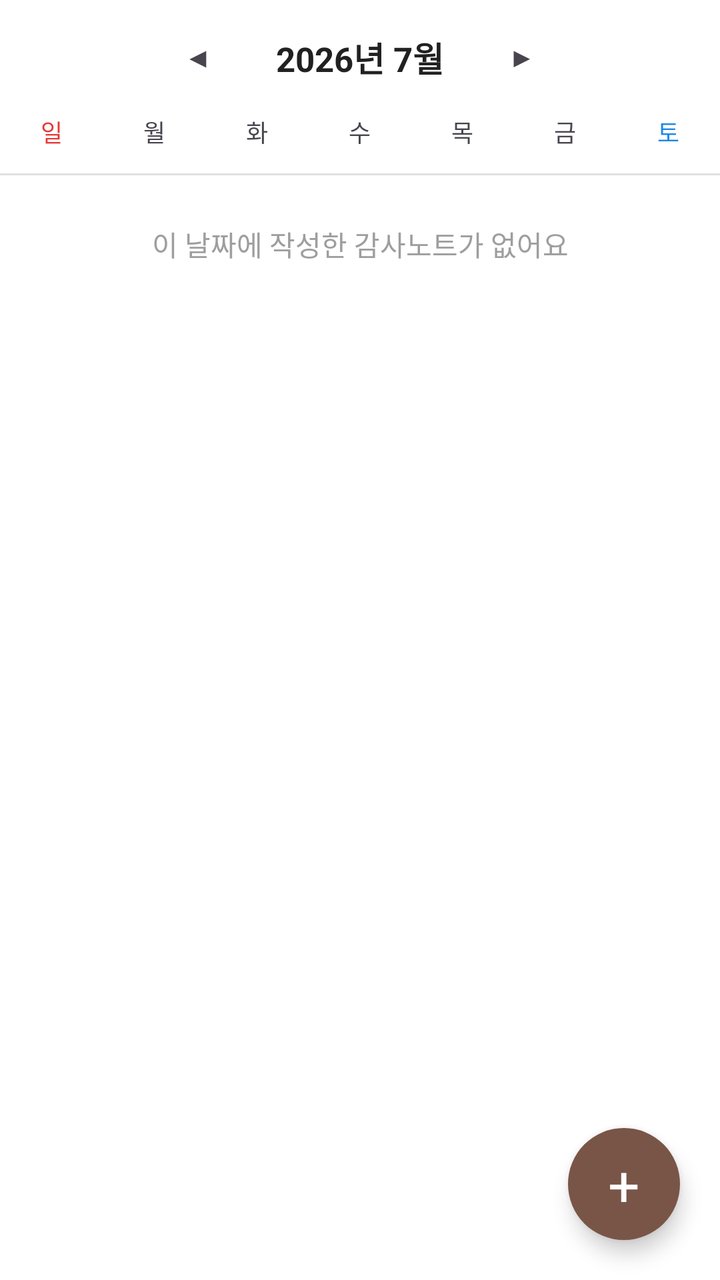
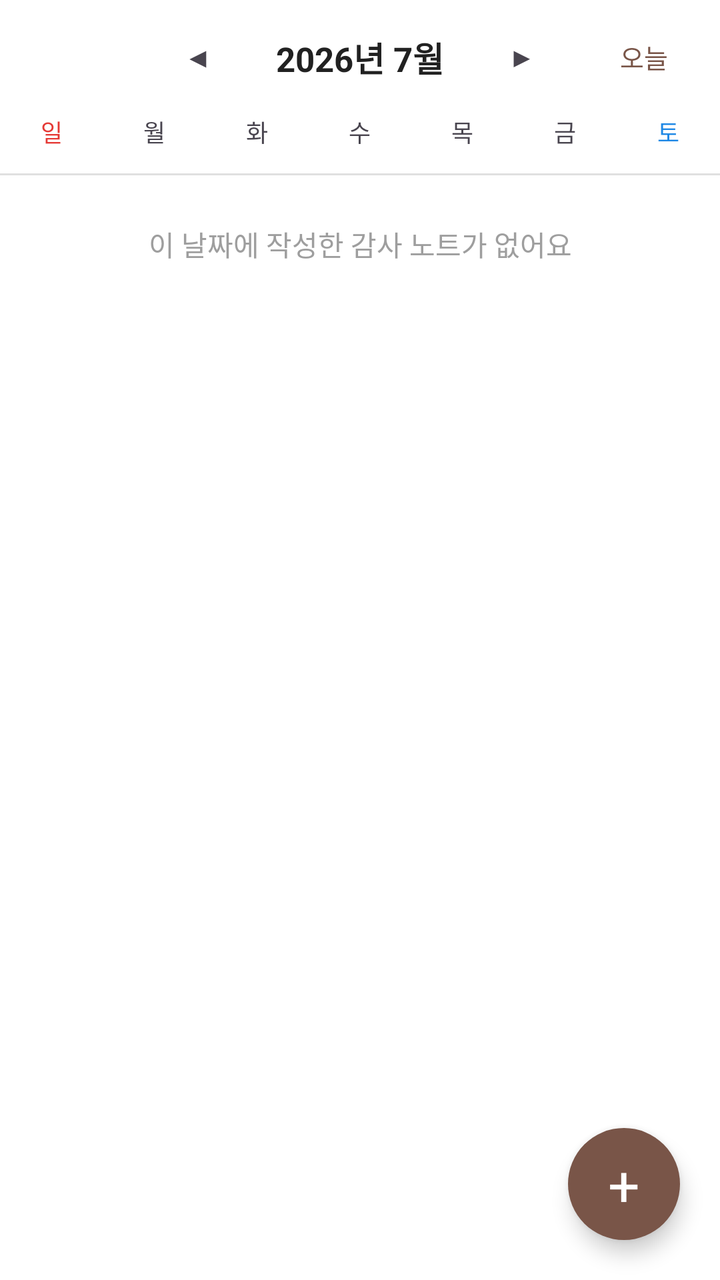

An Android layout rendered at two revisions. The XML below is the earlier revision; the diff shows what the commit changed to produce the second picture.
<!-- AndroidManifest.xml: application theme Theme.BNOTE -->
<!-- res/layout/fragment_gratitude_calendar_body.xml -->
<?xml version="1.0" encoding="utf-8"?>
<FrameLayout xmlns:android="http://schemas.android.com/apk/res/android"
    android:layout_width="match_parent"
    android:layout_height="match_parent">

    <LinearLayout
        android:layout_width="match_parent"
        android:layout_height="match_parent"
        android:orientation="vertical">

        <LinearLayout
            android:layout_width="match_parent"
            android:layout_height="wrap_content"
            android:orientation="horizontal"
            android:gravity="center">

            <TextView
                android:id="@+id/btn_month_prev"
                android:layout_width="wrap_content"
                android:layout_height="wrap_content"
                android:text="◀"
                android:padding="16dp"
                android:clickable="true"
                android:focusable="true"
                android:background="?attr/selectableItemBackgroundBorderless" />

            <TextView
                android:id="@+id/text_month_year"
                android:layout_width="wrap_content"
                android:layout_height="wrap_content"
                android:padding="16dp"
                android:text="2026년 7월"
                android:textSize="17sp"
                android:textStyle="bold"
                android:clickable="true"
                android:focusable="true"
                android:background="?attr/selectableItemBackground"
                android:textColor="@color/text_primary" />

            <TextView
                android:id="@+id/btn_month_next"
                android:layout_width="wrap_content"
                android:layout_height="wrap_content"
                android:text="▶"
                android:padding="16dp"
                android:clickable="true"
                android:focusable="true"
                android:background="?attr/selectableItemBackgroundBorderless" />
        </LinearLayout>

        <LinearLayout
            android:layout_width="match_parent"
            android:layout_height="wrap_content"
            android:orientation="horizontal"
            android:paddingBottom="4dp">

            <TextView
                android:layout_width="0dp"
                android:layout_height="wrap_content"
                android:layout_weight="1"
                android:gravity="center"
                android:text="일"
                android:textColor="#E53935"
                android:textSize="12sp" />

            <TextView
                android:layout_width="0dp"
                android:layout_height="wrap_content"
                android:layout_weight="1"
                android:gravity="center"
                android:text="월"
                android:textSize="12sp" />

            <TextView
                android:layout_width="0dp"
                android:layout_height="wrap_content"
                android:layout_weight="1"
                android:gravity="center"
                android:text="화"
                android:textSize="12sp" />

            <TextView
                android:layout_width="0dp"
                android:layout_height="wrap_content"
                android:layout_weight="1"
                android:gravity="center"
                android:text="수"
                android:textSize="12sp" />

            <TextView
                android:layout_width="0dp"
                android:layout_height="wrap_content"
                android:layout_weight="1"
                android:gravity="center"
                android:text="목"
                android:textSize="12sp" />

            <TextView
                android:layout_width="0dp"
                android:layout_height="wrap_content"
                android:layout_weight="1"
                android:gravity="center"
                android:text="금"
                android:textSize="12sp" />

            <TextView
                android:layout_width="0dp"
                android:layout_height="wrap_content"
                android:layout_weight="1"
                android:gravity="center"
                android:text="토"
                android:textColor="#1E88E5"
                android:textSize="12sp" />
        </LinearLayout>

        <androidx.recyclerview.widget.RecyclerView
            android:id="@+id/recycler_calendar_grid"
            android:layout_width="match_parent"
            android:layout_height="wrap_content" />

        <View
            android:layout_width="match_parent"
            android:layout_height="1dp"
            android:layout_marginTop="8dp"
            android:background="@color/divider_light" />

        <TextView
            android:id="@+id/text_empty_gratitude_calendar"
            android:layout_width="match_parent"
            android:layout_height="wrap_content"
            android:padding="24dp"
            android:gravity="center"
            android:text="이 날짜에 작성한 감사노트가 없어요"
            android:textColor="@color/text_hint" />

        <androidx.recyclerview.widget.RecyclerView
            android:id="@+id/recycler_gratitude_by_date"
            android:layout_width="match_parent"
            android:layout_height="0dp"
            android:layout_weight="1"
            android:visibility="gone" />
    </LinearLayout>

    <TextView
        android:id="@+id/fab_add_gratitude"
        android:layout_width="56dp"
        android:layout_height="56dp"
        android:layout_gravity="bottom|end"
        android:layout_margin="20dp"
        android:gravity="center"
        android:text="+"
        android:textSize="28sp"
        android:textColor="@color/white"
        android:background="@drawable/bg_fab_brown"
        android:elevation="6dp"
        android:clickable="true"
        android:focusable="true" />
</FrameLayout>
<!-- resources referenced by this layout -->
<resources>
  <color name="divider_light">#E0E0E0</color>
  <color name="text_hint">#9E9E9E</color>
  <color name="text_primary">#212121</color>
  <color name="white">#FFFFFFFF</color>
  <!-- drawable bg_fab_brown (drawable) -->
  <?xml version="1.0" encoding="utf-8"?>
  <shape xmlns:android="http://schemas.android.com/apk/res/android"
      android:shape="oval">
      <solid android:color="@color/brown_primary" />
  </shape>
  <style name="Theme.BNOTE" parent="Base.Theme.BNOTE" />
  <color name="brown_primary">#795548</color>
  <style name="Base.Theme.BNOTE" parent="Theme.Material3.DayNight.NoActionBar">
          <item name="colorPrimary">@color/brown_primary</item>
          <item name="colorPrimaryDark">@color/brown_primary_dark</item>
          <item name="android:statusBarColor">@color/brown_primary_dark</item>
          <item name="android:windowLightStatusBar">false</item>
          <item name="android:windowBackground">@color/surface_background</item>
      </style>
  <color name="brown_primary_dark">#5D4037</color>
  <color name="surface_background">#FFFFFF</color>
</resources>

<!-- the commit's change to res/layout/fragment_gratitude_calendar_body.xml (unified diff, before → after) -->
@@ -12,7 +12,12 @@
             android:layout_width="match_parent"
             android:layout_height="wrap_content"
             android:orientation="horizontal"
-            android:gravity="center">
+            android:gravity="center_vertical">
+
+            <View
+                android:layout_width="0dp"
+                android:layout_height="1dp"
+                android:layout_weight="1" />
 
             <TextView
                 android:id="@+id/btn_month_prev"
@@ -46,6 +51,30 @@
                 android:clickable="true"
                 android:focusable="true"
                 android:background="?attr/selectableItemBackgroundBorderless" />
+
+            <FrameLayout
+                android:layout_width="0dp"
+                android:layout_height="wrap_content"
+                android:layout_weight="1">
+
+                <TextView
+                    android:id="@+id/btn_calendar_today"
+                    android:layout_width="wrap_content"
+                    android:layout_height="wrap_content"
+                    android:layout_gravity="end|center_vertical"
+                    android:layout_marginStart="12dp"
+                    android:layout_marginEnd="18dp"
+                    android:paddingStart="8dp"
+                    android:paddingEnd="8dp"
+                    android:paddingTop="10dp"
+                    android:paddingBottom="10dp"
+                    android:textSize="13sp"
+                    android:text="오늘"
+                    android:textColor="@color/brown_primary"
+                    android:background="?attr/selectableItemBackground"
+                    android:clickable="true"
+                    android:focusable="true" />
+            </FrameLayout>
         </LinearLayout>
 
         <LinearLayout
@@ -130,7 +159,7 @@
             android:layout_height="wrap_content"
             android:padding="24dp"
             android:gravity="center"
-            android:text="이 날짜에 작성한 감사노트가 없어요"
+            android:text="이 날짜에 작성한 감사 노트가 없어요"
             android:textColor="@color/text_hint" />
 
         <androidx.recyclerview.widget.RecyclerView
